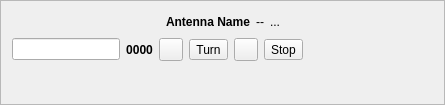
Before: the Qt Designer form mqt/MqtLogger/rotcontrolframe.ui in zsteva/backup-minos2, drawn with Qt 5.
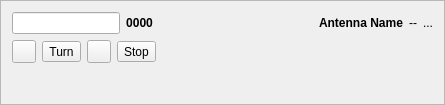
After: the same form once the commit is applied.

Commit message: change rigcontrolframe.ui and rotcontrolframe.ui to better fit lower resolution screens.

```diff
--- a/mqt/MqtLogger/rotcontrolframe.ui
+++ b/mqt/MqtLogger/rotcontrolframe.ui
@@ -24,6 +24,47 @@
     <layout class="QVBoxLayout" name="verticalLayout">
      <item>
       <layout class="QHBoxLayout" name="horizontalLayout_2">
+       <item>
+        <widget class="QLineEdit" name="BrgSt">
+         <property name="sizePolicy">
+          <sizepolicy hsizetype="Preferred" vsizetype="Fixed">
+           <horstretch>0</horstretch>
+           <verstretch>0</verstretch>
+          </sizepolicy>
+         </property>
+         <property name="focusPolicy">
+          <enum>Qt::ClickFocus</enum>
+         </property>
+         <property name="maxLength">
+          <number>5</number>
+         </property>
+         <property name="frame">
+          <bool>true</bool>
+         </property>
+        </widget>
+       </item>
+       <item>
+        <widget class="QLabel" name="RotBrg">
+         <property name="font">
+          <font>
+           <weight>75</weight>
+           <bold>true</bold>
+          </font>
+         </property>
+         <property name="frameShape">
+          <enum>QFrame::NoFrame</enum>
+         </property>
+         <property name="text">
+          <string>0000</string>
+         </property>
+         <property name="alignment">
+          <set>Qt::AlignCenter</set>
+         </property>
+         <property name="margin">
+          <number>5</number>
+         </property>
+        </widget>
+       </item>
        <item>
         <spacer name="horizontalSpacer_13">
          <property name="orientation">
@@ -67,70 +108,15 @@
          </property>
         </widget>
        </item>
-       <item>
-        <spacer name="horizontalSpacer_14">
-         <property name="orientation">
-          <enum>Qt::Horizontal</enum>
-         </property>
-         <property name="sizeHint" stdset="0">
-          <size>
-           <width>78</width>
-           <height>17</height>
-          </size>
-         </property>
-        </spacer>
-       </item>
       </layout>
      </item>
      <item>
       <layout class="QHBoxLayout" name="horizontalLayout_6">
        <item>
-        <layout class="QHBoxLayout" name="horizontalLayout_5">
-         <item>
-          <widget class="QLineEdit" name="BrgSt">
-           <property name="sizePolicy">
-            <sizepolicy hsizetype="Preferred" vsizetype="Fixed">
-             <horstretch>0</horstretch>
-             <verstretch>0</verstretch>
-            </sizepolicy>
-           </property>
-           <property name="focusPolicy">
-            <enum>Qt::ClickFocus</enum>
-           </property>
-           <property name="maxLength">
-            <number>5</number>
-           </property>
-           <property name="frame">
-            <bool>true</bool>
-           </property>
-          </widget>
-         </item>
-        </layout>
+        <layout class="QHBoxLayout" name="horizontalLayout_5"/>
        </item>
        <item>
         <layout class="QHBoxLayout" name="horizontalLayout_3">
-         <item>
-          <widget class="QLabel" name="RotBrg">
-           <property name="font">
-            <font>
-             <weight>75</weight>
-             <bold>true</bold>
-            </font>
-           </property>
-           <property name="frameShape">
-            <enum>QFrame::NoFrame</enum>
-           </property>
-           <property name="text">
-            <string>0000</string>
-           </property>
-           <property name="alignment">
-            <set>Qt::AlignCenter</set>
-           </property>
-           <property name="margin">
-            <number>5</number>
-           </property>
-          </widget>
-         </item>
          <item>
           <widget class="QToolButton" name="RotateLeft">
            <property name="focusPolicy">
@@ -202,7 +188,7 @@
        <property name="sizeHint" stdset="0">
         <size>
          <width>20</width>
-         <height>13</height>
+         <height>40</height>
         </size>
        </property>
       </spacer>
```
The commit also changes 1 other file.
